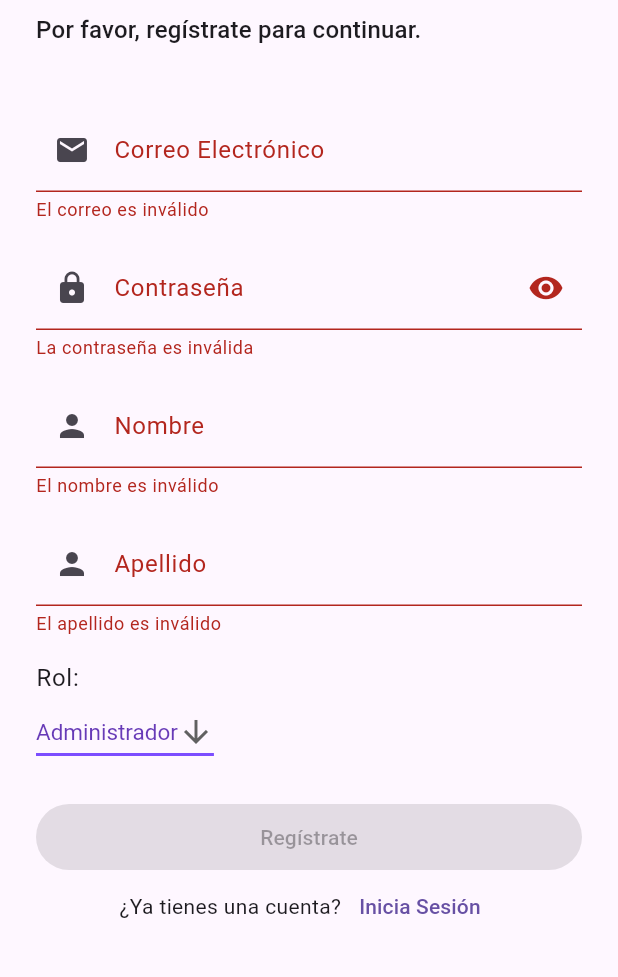
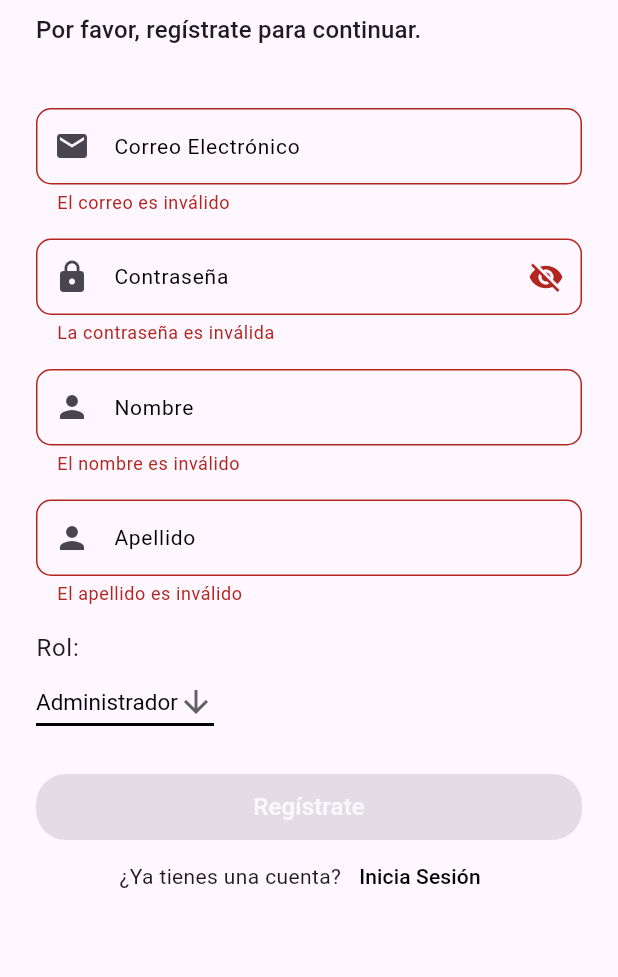
Before and after one commit to CoreSoft-Devs/Mobile-Software-Reuniones, a Flutter app: the screen it shows after launch, after a tap on "Regístrate", on a phone screen of 412 x 824 dp, the part 114-1091 px from its top. Run offline on Flutter 3.47's test engine with Material 3 defaults, Android fonts, the phone set to English and light mode, and no system bars; our stand-ins replace date_picker_timeline, dio, firebase_core, firebase_messaging, flutter_staggered_animations, google_fonts and 1 more; accounts and stored records are empty.

Commit message:
Autenticacion Arreglada

```diff
--- a/lib/main.dart
+++ b/lib/main.dart
@@ -4,7 +4,6 @@
 import 'package:flutter/material.dart';
 import 'package:intl/date_symbol_data_local.dart';
 import 'package:intl/intl.dart';
-
 
 import 'config/navigation/application_routes.dart';
 import 'share_preferens/user_preferences.dart';
@@ -33,9 +32,7 @@
       title: 'Reuniones - CoreSoft',
       debugShowCheckedModeBanner: false,
       initialRoute: '/',
-
-      routes:
-          getApplicationRoutes(),
+      routes: getApplicationRoutes(),
     );
   }
 }
--- a/lib/screens/login_page.dart
+++ b/lib/screens/login_page.dart
@@ -1,3 +1,4 @@
+import 'package:core_soft_meeting/config/constants/index.dart';
 import 'package:core_soft_meeting/services/index.dart';
 import 'package:core_soft_meeting/widgets/index.dart';
 import 'package:firebase_messaging/firebase_messaging.dart';
@@ -63,6 +64,11 @@
           if (hash2.isNotEmpty) {
             if (mounted) {
               Navigator.pushReplacementNamed(context, Routes.home);
+              CustomDialog.showSuccessDialog(
+                context,
+                "¡Bienvenido!",
+                "Has iniciado sesión correctamente.",
+              );
             }
           } else {
             // Si la respuesta de postLogin es vacía
@@ -89,12 +95,20 @@
       }
     } catch (e) {
       // Si ocurre un error en las solicitudes, muestra una alerta genérica
-      if (mounted) {
-        CustomDialog.showErrorDialog(
-          context,
-          "Error",
-          "Hubo un problema al procesar tu solicitud.",
-        );
+      String message = e.toString();
+      String title = "Error";
+      String content = "Hubo un problema al procesar tu solicitud.";
+      String error = message.substring(10, message.length - 1);
+      if (error == " Usuario o contraseña incorrecto") {
+        title = "Error de autenticación";
+        content = "Las credenciales son incorrectas.";
+        if (mounted) {
+          CustomDialog.showErrorDialog(context, title, content);
+        }
+      } else {
+        if (mounted) {
+          CustomDialog.showErrorDialog(context, title, content);
+        }
       }
     } finally {
       setState(() {
@@ -174,7 +188,8 @@
                       alignment: Alignment.topRight,
                       child: TextButton(
                         onPressed: () {},
-                        child: Text(forgotPasswordText),
+                        child: Text(forgotPasswordText,
+                            style: const TextStyle(color: black)),
                       ),
                     ),
                     const SizedBox(height: 24),
@@ -182,10 +197,17 @@
                       width: double.infinity,
                       height: 44,
                       child: ElevatedButton(
-                        onPressed:
-                            validEmail && validPassword ? onLoginTap : null,
-                        child: Text(loginButtonText),
-                      ),
+                          onPressed:
+                              validEmail && validPassword ? onLoginTap : null,
+                          style: ElevatedButton.styleFrom(
+                            backgroundColor: black,
+                            shape: RoundedRectangleBorder(
+                              borderRadius: BorderRadius.circular(20),
+                            ),
+                          ),
+                          child: Text(loginButtonText,
+                              style:
+                                  const TextStyle(fontSize: 16, color: white))),
                     ),
                     Row(
                       mainAxisAlignment: MainAxisAlignment.center,
@@ -196,7 +218,8 @@
                             Navigator.pushReplacementNamed(
                                 context, Routes.register);
                           },
-                          child: const Text("Regístrate"),
+                          child: const Text("Regístrate",
+                              style: TextStyle(color: black)),
                         ),
                       ],
                     ),
@@ -212,7 +235,9 @@
             Container(
               color: Colors.black.withOpacity(0.5),
               child: const Center(
-                child: CircularProgressIndicator(),
+                child: CircularProgressIndicator(
+                  color: black,
+                ),
               ),
             )
         ],
--- a/lib/screens/register_page.dart
+++ b/lib/screens/register_page.dart
@@ -1,3 +1,4 @@
+import 'package:core_soft_meeting/config/constants/index.dart';
 import 'package:core_soft_meeting/services/index.dart';
 import 'package:firebase_messaging/firebase_messaging.dart';
 import 'package:flutter/material.dart';
@@ -28,7 +29,7 @@
   bool validPassword = false;
   bool validName = false;
   bool validLastName = false;
-  bool validRole = false;
+  /* bool validRole = false; */
 
   final String welcomeText = '¡Bienvenido!';
   final String signInText = 'Por favor, regístrate para continuar.';
@@ -93,6 +94,11 @@
             // Si todo sale bien
             if (mounted) {
               Navigator.pushReplacementNamed(context, Routes.home);
+              CustomDialog.showSuccessDialog(
+                context,
+                "¡Bienvenido!",
+                "Has iniciado sesión correctamente.",
+              );
             }
           } else {
             if (mounted) {
@@ -213,15 +219,15 @@
                         icon: const Icon(Icons.arrow_downward),
                         iconSize: 24,
                         elevation: 16,
-                        style: const TextStyle(color: Colors.deepPurple),
+                        style: const TextStyle(color: black),
                         underline: Container(
                           height: 2,
-                          color: Colors.deepPurpleAccent,
+                          color: black,
                         ),
                         onChanged: (String? newValue) {
                           setState(() {
                             role.text = newValue!;
-                            validRole = true;
+                            /* validRole = true; */
                           });
                         },
                         items: <String>['Administrador', 'Basico']
@@ -243,11 +249,19 @@
                           onPressed: validEmail &&
                                   validPassword &&
                                   validName &&
-                                  validLastName &&
-                                  validRole
+                                  validLastName /* &&
+                                  validRole */
                               ? onRegisterTap
                               : null,
-                          child: Text(registerButtonText),
+                          style: ElevatedButton.styleFrom(
+                            backgroundColor: black,
+                            shape: RoundedRectangleBorder(
+                              borderRadius: BorderRadius.circular(20.0),
+                            ),
+                          ),
+                          child: Text(registerButtonText,
+                              style:
+                                  const TextStyle(fontSize: 16, color: white)),
                         ),
                       ),
                       Row(
@@ -259,7 +273,8 @@
                               Navigator.pushReplacementNamed(
                                   context, Routes.login);
                             },
-                            child: const Text("Inicia Sesión"),
+                            child: const Text("Inicia Sesión",
+                                style: TextStyle(color: black)),
                           ),
                         ],
                       ),
@@ -276,7 +291,9 @@
             Container(
               color: Colors.black.withOpacity(0.5),
               child: const Center(
-                child: CircularProgressIndicator(),
+                child: CircularProgressIndicator(
+                  color: black,
+                ),
               ),
             )
         ],
--- a/lib/widgets/custom_textfield.dart
+++ b/lib/widgets/custom_textfield.dart
@@ -1,3 +1,4 @@
+import 'package:core_soft_meeting/config/constants/index.dart';
 import 'package:flutter/material.dart';
 
 class CustomTextField extends StatefulWidget {
@@ -32,16 +33,32 @@
       crossAxisAlignment: CrossAxisAlignment.start,
       children: [
         TextField(
+          style: const TextStyle(fontSize: 14, color: black),
           controller: widget.controller,
           obscureText: widget.isPassword && isObscureText,
           onChanged: widget.onChanged, // Pasar onChanged al TextField
           decoration: InputDecoration(
+            contentPadding:
+                const EdgeInsets.symmetric(vertical: 15, horizontal: 10),
+            border: OutlineInputBorder(
+              borderRadius: BorderRadius.circular(10),
+              borderSide: const BorderSide(color: black),
+            ),
+            enabledBorder: OutlineInputBorder(
+              borderRadius: BorderRadius.circular(10),
+              borderSide: const BorderSide(color: black),
+            ),
+            focusedBorder: OutlineInputBorder(
+              borderRadius: BorderRadius.circular(10),
+              borderSide: const BorderSide(color: black),
+            ),
             labelText: widget.placeholder,
+            labelStyle: const TextStyle(fontSize: 14, color: black),
             prefixIcon: widget.leftIcon != null ? Icon(widget.leftIcon) : null,
             suffixIcon: widget.isPassword
                 ? IconButton(
                     icon: Icon(
-                      isObscureText ? Icons.visibility : Icons.visibility_off,
+                      isObscureText ? Icons.visibility_off : Icons.visibility,
                     ),
                     onPressed: () {
                       setState(() {
```
Also changed, not shown: lib/services/auth_services.dart (+9 -7 lines), lib/widgets/custom_dialog.dart (+8 -0 lines), lib/config/constants/http_config.dart (line endings or trailing spaces).
